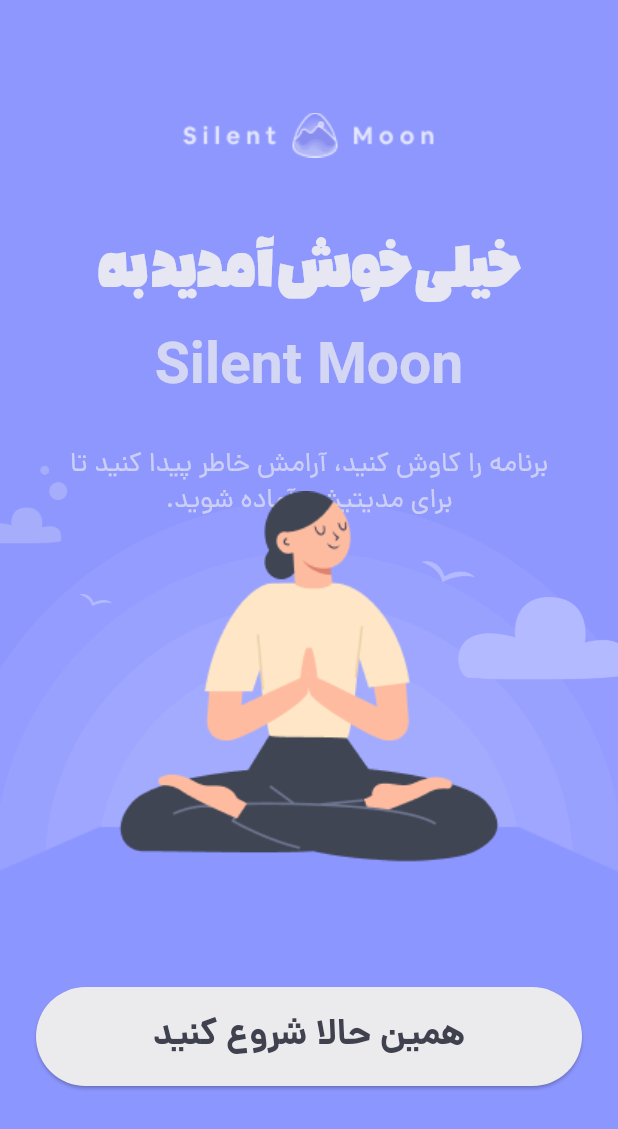
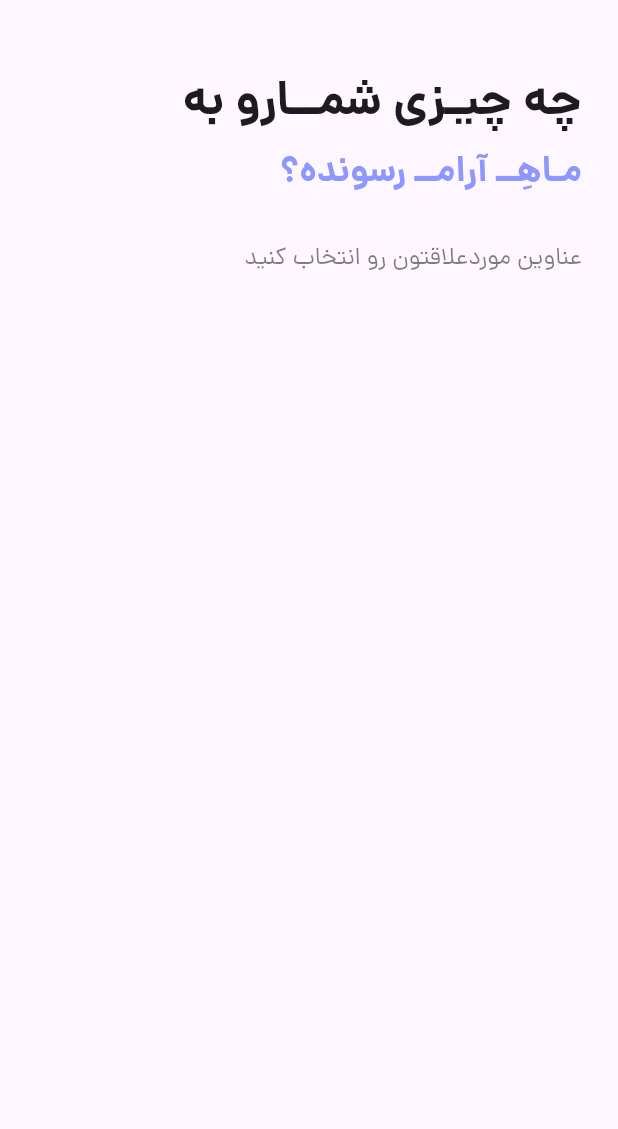
Before and after one commit to ardavan8102/silent_moon, a Flutter app: the screen it shows after launch, after a tap on "همین حالا شروع کنید", on a phone screen of 412 x 824 dp. Shown: the top 1129 px of the screen. Run offline on Flutter 3.47's test engine with Material 3 defaults, Android fonts, the phone set to English and light mode, and no system bars; our stand-ins replace get.

Commit message:
on Progress: Choose Topic Screen

```diff
--- a/lib/main.dart
+++ b/lib/main.dart
@@ -7,6 +7,7 @@ import 'package:silent_moon/styles/app_theme.dart';
 void main() {
   WidgetsFlutterBinding.ensureInitialized();
 
+  // Hide mobile's bottom navbar
   SystemChrome.setEnabledSystemUIMode(SystemUiMode.immersiveSticky);
 
   runApp(const MyApp());
--- a/lib/routes/routes.dart
+++ b/lib/routes/routes.dart
@@ -1,11 +1,13 @@
 import 'package:get/get.dart';
-import 'package:silent_moon/views/normal/welcome.dart';
+import 'package:silent_moon/views/normal/intro/choose_topic.dart';
+import 'package:silent_moon/views/normal/intro/welcome.dart';
 import 'package:silent_moon/views/sleep/sleep_splash.dart';
 
 class AppRoutes {
 
   static const welcome = '/';
   static const sleepSplash = '/sleep-splash';
+  static const chooseTopic = '/choose-topic';
 
 }
 
@@ -24,6 +26,11 @@ class AppPages {
       page: () => SplashScreen()
     ),
 
+    GetPage(
+      name: AppRoutes.chooseTopic,
+      page: () => ChooseTopicScreen()
+    ),
+
   ];
 
 }
--- a/lib/styles/app_theme.dart
+++ b/lib/styles/app_theme.dart
@@ -13,6 +13,19 @@ class AppTheme {
         fontFamily: 'Plasma',
         fontSize: 50,
         fontWeight: .bold,
+      ),
+
+      // Titles
+      titleLarge: TextStyle(
+        fontFamily: 'Dana',
+        fontSize: 32,
+        fontWeight: .bold,
+      ),
+
+      titleMedium: TextStyle(
+        fontFamily: 'Dana',
+        fontSize: 24,
+        fontWeight: .w500,
       ),
 
       // Labels
--- /dev/null
+++ b/lib/views/normal/intro/choose_topic.dart
@@ -0,0 +1,60 @@
+import 'package:flutter/material.dart';
+import 'package:silent_moon/consts/colors.dart';
+
+class ChooseTopicScreen extends StatelessWidget {
+  const ChooseTopicScreen({super.key});
+
+  @override
+  Widget build(BuildContext context) {
+
+    var size = MediaQuery.of(context).size;
+    var textTheme = Theme.of(context).textTheme;
+
+    return Scaffold(
+      body: SafeArea(
+        child: Container(
+          padding: EdgeInsets.all(24),
+          width: size.width,
+          height: size.height,
+          child: Column(
+            crossAxisAlignment: .start,
+            children: [
+              SizedBox(height: size.height * .03),
+              // Titles
+              Column(
+                spacing: 8,
+                crossAxisAlignment: .start,
+                children: [
+                  Text(
+                    'چه چیـزی شمــارو به',
+                    style: textTheme.titleLarge,
+                  ),
+
+                  Text(
+                    'مـاهِــ آرامــ رسونده؟',
+                    style: textTheme.titleMedium!.copyWith(
+                      color: AppSolidColors.primary,
+                      fontWeight: .w600,
+                    ),
+                  ),
+
+                  const SizedBox(height: 12),
+
+                  Text(
+                    'عناوین موردعلاقتون رو انتخاب کنید',
+                    style: textTheme.bodySmall!.copyWith(
+                      color: Colors.black.withValues(alpha: .5),
+                      fontSize: 16
+                    ),
+                  ),
+                ],
+              ),
+
+              // Grid View
+            ],
+          ),
+        ),
+      ),
+    );
+  }
+}
--- a/lib/views/normal/welcome.dart
+++ b/lib/views/normal/intro/welcome.dart
@@ -1,7 +1,9 @@
 import 'package:flutter/material.dart';
+import 'package:get/get.dart';
 import 'package:silent_moon/consts/colors.dart';
 import 'package:silent_moon/consts/strings.dart';
 import 'package:silent_moon/gen/assets.gen.dart';
+import 'package:silent_moon/routes/routes.dart';
 
 class WelcomeScreen extends StatefulWidget {
   const WelcomeScreen({super.key});
@@ -23,9 +25,6 @@ class _WelcomeScreenState extends State<WelcomeScreen> {
         _opacity = 1;
       });
     });
-
-    // Navigate
-    // TODO : Navigate to "Choose topic"
   }
 
   @override
@@ -112,7 +111,9 @@ class _WelcomeScreenState extends State<WelcomeScreen> {
                 child: SizedBox(
                   height: size.height * .08,
                   child: ElevatedButton(
-                    onPressed: () {},
+                    onPressed: () {
+                      Get.offAndToNamed(AppRoutes.chooseTopic);
+                    },
                     style: ButtonStyle(
                       backgroundColor: WidgetStateProperty.all(AppSolidColors.lightButtonBackGround),
                     ),
```
